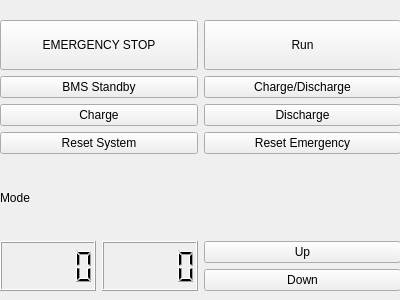
Qt form UI/controls.ui (pgTech123/Luciole) before a commit.
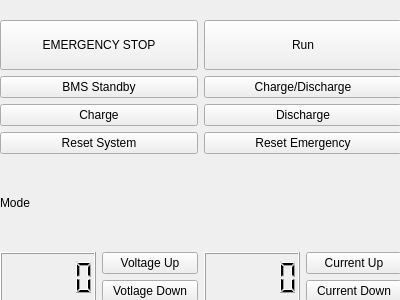
The same form after that commit.

Commit message: Ajout de power supply voltage et courant

The edit to the form file:
```diff
--- a/UI/controls.ui
+++ b/UI/controls.ui
@@ -18,11 +18,11 @@
     <rect>
      <x>0</x>
      <y>20</y>
-     <width>401</width>
-     <height>271</height>
+     <width>402</width>
+     <height>282</height>
     </rect>
    </property>
-   <layout class="QGridLayout" name="gridLayout" rowstretch="0,0,0,0,0,0,0,0">
+   <layout class="QGridLayout" name="gridLayout" rowstretch="0,0,0,0,0,0,0,0,0">
     <item row="2" column="2">
      <widget class="QPushButton" name="pushButtonChgDsg">
       <property name="text">
@@ -30,6 +30,13 @@
       </property>
      </widget>
     </item>
+    <item row="3" column="2">
+     <widget class="QPushButton" name="pushButtonDsg">
+      <property name="text">
+       <string>Discharge</string>
+      </property>
+     </widget>
+    </item>
     <item row="1" column="1">
      <widget class="QPushButton" name="pushButtonEmergencyStop">
       <property name="enabled">
@@ -52,13 +59,6 @@
       </property>
      </widget>
     </item>
-    <item row="3" column="2">
-     <widget class="QPushButton" name="pushButtonDsg">
-      <property name="text">
-       <string>Discharge</string>
-      </property>
-     </widget>
-    </item>
     <item row="4" column="1">
      <widget class="QPushButton" name="pushButtonReset">
       <property name="text">
@@ -66,32 +66,6 @@
       </property>
      </widget>
     </item>
-    <item row="1" column="2">
-     <widget class="QPushButton" name="pushButtonLock">
-      <property name="sizePolicy">
-       <sizepolicy hsizetype="Minimum" vsizetype="Maximum">
-        <horstretch>0</horstretch>
-        <verstretch>0</verstretch>
-       </sizepolicy>
-      </property>
-      <property name="minimumSize">
-       <size>
-        <width>0</width>
-        <height>50</height>
-       </size>
-      </property>
-      <property name="text">
-       <string>Run</string>
-      </property>
-     </widget>
-    </item>
-    <item row="3" column="1">
-     <widget class="QPushButton" name="pushButtonChg">
-      <property name="text">
-       <string>Charge</string>
-      </property>
-     </widget>
-    </item>
     <item row="2" column="1">
      <widget class="QPushButton" name="pushButtonStb">
       <property name="text">
@@ -99,7 +73,7 @@
       </property>
      </widget>
     </item>
-    <item row="5" column="1">
+    <item row="6" column="1">
      <widget class="QLabel" name="modeLabel">
       <property name="sizePolicy">
        <sizepolicy hsizetype="Preferred" vsizetype="Preferred">
@@ -112,6 +86,25 @@
       </property>
      </widget>
     </item>
+    <item row="1" column="2">
+     <widget class="QPushButton" name="pushButtonLock">
+      <property name="sizePolicy">
+       <sizepolicy hsizetype="Minimum" vsizetype="Maximum">
+        <horstretch>0</horstretch>
+        <verstretch>0</verstretch>
+       </sizepolicy>
+      </property>
+      <property name="minimumSize">
+       <size>
+        <width>0</width>
+        <height>50</height>
+       </size>
+      </property>
+      <property name="text">
+       <string>Run</string>
+      </property>
+     </widget>
+    </item>
     <item row="4" column="2">
      <widget class="QPushButton" name="pushButtonRstEmergency">
       <property name="text">
@@ -119,31 +112,60 @@
       </property>
      </widget>
     </item>
-    <item row="7" column="2">
-     <layout class="QVBoxLayout" name="verticalLayout">
-      <item>
-       <widget class="QPushButton" name="pushButtonUp">
-        <property name="text">
-         <string>Up</string>
-        </property>
-       </widget>
-      </item>
-      <item>
-       <widget class="QPushButton" name="pushButtonDown">
-        <property name="text">
-         <string>Down</string>
-        </property>
-       </widget>
-      </item>
-     </layout>
+    <item row="3" column="1">
+     <widget class="QPushButton" name="pushButtonChg">
+      <property name="text">
+       <string>Charge</string>
+      </property>
+     </widget>
     </item>
-    <item row="7" column="1">
+    <item row="8" column="1">
      <layout class="QHBoxLayout" name="horizontalLayout">
       <item>
        <widget class="QLCDNumber" name="lcdNumberVoltage"/>
       </item>
       <item>
-       <widget class="QLCDNumber" name="lcdNumber"/>
+       <layout class="QVBoxLayout" name="verticalLayout_3">
+        <item>
+         <widget class="QPushButton" name="pushButtonVoltageUp">
+          <property name="text">
+           <string>Voltage Up</string>
+          </property>
+         </widget>
+        </item>
+        <item>
+         <widget class="QPushButton" name="pushButtonVoltageDown">
+          <property name="text">
+           <string>Votlage Down</string>
+          </property>
+         </widget>
+        </item>
+       </layout>
+      </item>
+     </layout>
+    </item>
+    <item row="8" column="2">
+     <layout class="QHBoxLayout" name="horizontalLayout_4">
+      <item>
+       <widget class="QLCDNumber" name="lcdNumberCurrent"/>
+      </item>
+      <item>
+       <layout class="QVBoxLayout" name="verticalLayout">
+        <item>
+         <widget class="QPushButton" name="pushButtonCurrentUp">
+          <property name="text">
+           <string>Current Up</string>
+          </property>
+         </widget>
+        </item>
+        <item>
+         <widget class="QPushButton" name="pushButtonCurrentDown">
+          <property name="text">
+           <string>Current Down</string>
+          </property>
+         </widget>
+        </item>
+       </layout>
       </item>
      </layout>
     </item>
```
The commit also changes 4 other files.
